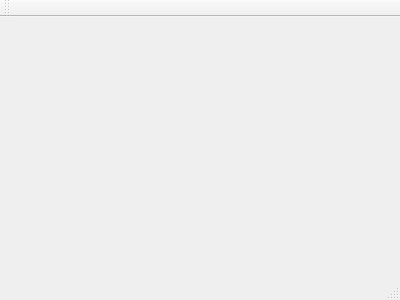
Before: the Qt Designer form idinfo/mainwindow.ui in worlddog/-idinfo, drawn with Qt 5.
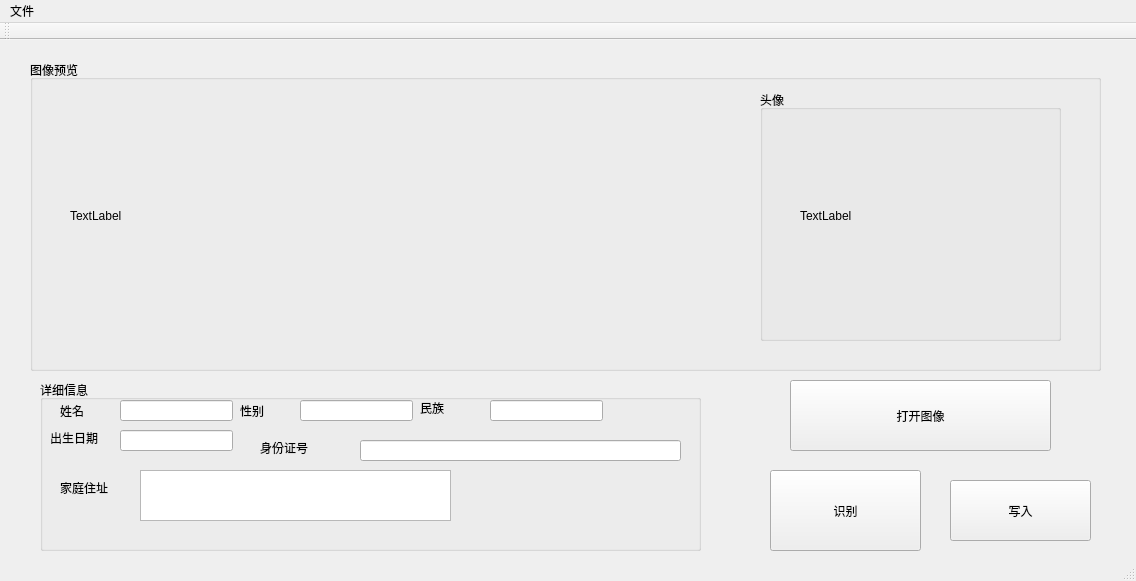
After: the same form once the commit is applied.

Commit message: 代码整理完毕 差性别民族识别

```diff
--- a/idinfo/mainwindow.ui
+++ b/idinfo/mainwindow.ui
@@ -1,24 +1,288 @@
 <ui version="4.0">
  <class>MainWindow</class>
- <widget class="QMainWindow" name="MainWindow" >
-  <property name="geometry" >
+ <widget class="QMainWindow" name="MainWindow">
+  <property name="geometry">
    <rect>
     <x>0</x>
     <y>0</y>
-    <width>400</width>
-    <height>300</height>
+    <width>1136</width>
+    <height>581</height>
    </rect>
   </property>
   <property name="windowTitle" >
    <string>MainWindow</string>
   </property>
-  <widget class="QMenuBar" name="menuBar" />
-  <widget class="QToolBar" name="mainToolBar" />
-  <widget class="QWidget" name="centralWidget" />
-  <widget class="QStatusBar" name="statusBar" />
+  <widget class="QWidget" name="centralWidget">
+   <widget class="QGroupBox" name="groupBox">
+    <property name="geometry">
+     <rect>
+      <x>30</x>
+      <y>20</y>
+      <width>1071</width>
+      <height>311</height>
+     </rect>
+    </property>
+    <property name="title">
+     <string>图像预览</string>
+    </property>
+    <widget class="QGroupBox" name="groupBox_3">
+     <property name="geometry">
+      <rect>
+       <x>730</x>
+       <y>30</y>
+       <width>301</width>
+       <height>251</height>
+      </rect>
+     </property>
+     <property name="title">
+      <string>头像</string>
+     </property>
+     <widget class="QLabel" name="label_2">
+      <property name="geometry">
+       <rect>
+        <x>40</x>
+        <y>30</y>
+        <width>241</width>
+        <height>191</height>
+       </rect>
+      </property>
+      <property name="text">
+       <string>TextLabel</string>
+      </property>
+     </widget>
+    </widget>
+    <widget class="QLabel" name="label">
+     <property name="geometry">
+      <rect>
+       <x>40</x>
+       <y>50</y>
+       <width>621</width>
+       <height>211</height>
+      </rect>
+     </property>
+     <property name="text">
+      <string>TextLabel</string>
+     </property>
+    </widget>
+   </widget>
+   <widget class="QGroupBox" name="groupBox_2">
+    <property name="geometry">
+     <rect>
+      <x>40</x>
+      <y>340</y>
+      <width>661</width>
+      <height>171</height>
+     </rect>
+    </property>
+    <property name="title">
+     <string>详细信息</string>
+    </property>
+    <widget class="QLineEdit" name="name_lineEdit">
+     <property name="geometry">
+      <rect>
+       <x>80</x>
+       <y>20</y>
+       <width>113</width>
+       <height>21</height>
+      </rect>
+     </property>
+    </widget>
+    <widget class="QLineEdit" name="sex_lineEdit">
+     <property name="geometry">
+      <rect>
+       <x>260</x>
+       <y>20</y>
+       <width>113</width>
+       <height>21</height>
+      </rect>
+     </property>
+    </widget>
+    <widget class="QLineEdit" name="mz_lineEdit">
+     <property name="geometry">
+      <rect>
+       <x>450</x>
+       <y>20</y>
+       <width>113</width>
+       <height>21</height>
+      </rect>
+     </property>
+    </widget>
+    <widget class="QLineEdit" name="date_lineEdit">
+     <property name="geometry">
+      <rect>
+       <x>80</x>
+       <y>50</y>
+       <width>113</width>
+       <height>21</height>
+      </rect>
+     </property>
+    </widget>
+    <widget class="QLineEdit" name="number_lineEdit">
+     <property name="geometry">
+      <rect>
+       <x>320</x>
+       <y>60</y>
+       <width>321</width>
+       <height>21</height>
+      </rect>
+     </property>
+    </widget>
+    <widget class="QTextEdit" name="add_textEdit">
+     <property name="geometry">
+      <rect>
+       <x>100</x>
+       <y>90</y>
+       <width>311</width>
+       <height>51</height>
+      </rect>
+     </property>
+    </widget>
+    <widget class="QLabel" name="label_3">
+     <property name="geometry">
+      <rect>
+       <x>20</x>
+       <y>20</y>
+       <width>51</width>
+       <height>21</height>
+      </rect>
+     </property>
+     <property name="text">
+      <string>姓名</string>
+     </property>
+    </widget>
+    <widget class="QLabel" name="label_4">
+     <property name="geometry">
+      <rect>
+       <x>200</x>
+       <y>20</y>
+       <width>51</width>
+       <height>21</height>
+      </rect>
+     </property>
+     <property name="text">
+      <string>性别</string>
+     </property>
+    </widget>
+    <widget class="QLabel" name="label_5">
+     <property name="geometry">
+      <rect>
+       <x>380</x>
+       <y>20</y>
+       <width>72</width>
+       <height>16</height>
+      </rect>
+     </property>
+     <property name="text">
+      <string>民族</string>
+     </property>
+    </widget>
+    <widget class="QLabel" name="label_6">
+     <property name="geometry">
+      <rect>
+       <x>10</x>
+       <y>50</y>
+       <width>72</width>
+       <height>15</height>
+      </rect>
+     </property>
+     <property name="text">
+      <string>出生日期</string>
+     </property>
+    </widget>
+    <widget class="QLabel" name="label_7">
+     <property name="geometry">
+      <rect>
+       <x>220</x>
+       <y>60</y>
+       <width>72</width>
+       <height>15</height>
+      </rect>
+     </property>
+     <property name="text">
+      <string>身份证号</string>
+     </property>
+    </widget>
+    <widget class="QLabel" name="label_8">
+     <property name="geometry">
+      <rect>
+       <x>20</x>
+       <y>100</y>
+       <width>72</width>
+       <height>15</height>
+      </rect>
+     </property>
+     <property name="text">
+      <string>家庭住址</string>
+     </property>
+    </widget>
+   </widget>
+   <widget class="QPushButton" name="pushButton">
+    <property name="geometry">
+     <rect>
+      <x>790</x>
+      <y>340</y>
+      <width>261</width>
+      <height>71</height>
+     </rect>
+    </property>
+    <property name="text">
+     <string>打开图像</string>
+    </property>
+   </widget>
+   <widget class="QPushButton" name="pushButton_2">
+    <property name="geometry">
+     <rect>
+      <x>950</x>
+      <y>440</y>
+      <width>141</width>
+      <height>61</height>
+     </rect>
+    </property>
+    <property name="text">
+     <string>写入</string>
+    </property>
+   </widget>
+   <widget class="QPushButton" name="pushButton_3">
+    <property name="geometry">
+     <rect>
+      <x>770</x>
+      <y>430</y>
+      <width>151</width>
+      <height>81</height>
+     </rect>
+    </property>
+    <property name="text">
+     <string>识别</string>
+    </property>
+   </widget>
+  </widget>
+  <widget class="QMenuBar" name="menuBar">
+   <property name="geometry">
+    <rect>
+     <x>0</x>
+     <y>0</y>
+     <width>1136</width>
+     <height>26</height>
+    </rect>
+   </property>
+   <widget class="QMenu" name="menu">
+    <property name="title">
+     <string>文件</string>
+    </property>
+   </widget>
+   <addaction name="menu"/>
+  </widget>
+  <widget class="QToolBar" name="mainToolBar">
+   <attribute name="toolBarArea">
+    <enum>TopToolBarArea</enum>
+   </attribute>
+   <attribute name="toolBarBreak">
+    <bool>false</bool>
+   </attribute>
+  </widget>
+  <widget class="QStatusBar" name="statusBar"/>
  </widget>
- <layoutDefault spacing="6" margin="11" />
- <pixmapfunction></pixmapfunction>
+ <layoutdefault spacing="6" margin="11"/>
  <resources/>
  <connections/>
 </ui>
```
Left out of the diff: 3 changed lines with no effect on the pictures. The commit also changes 61 other files.
